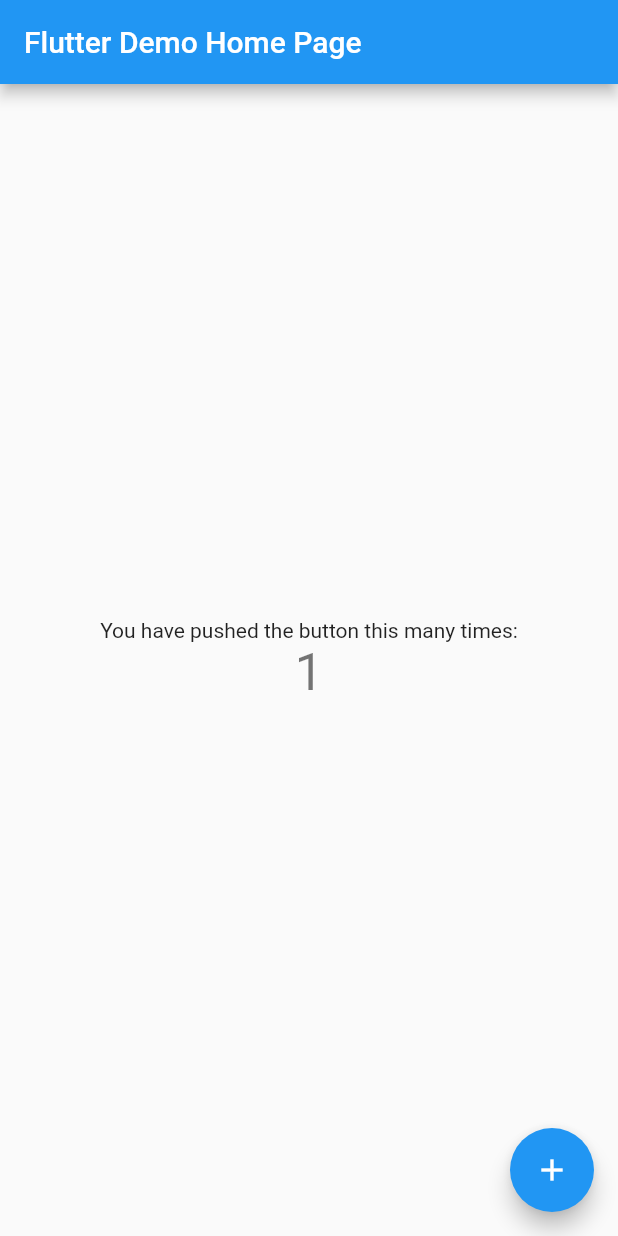
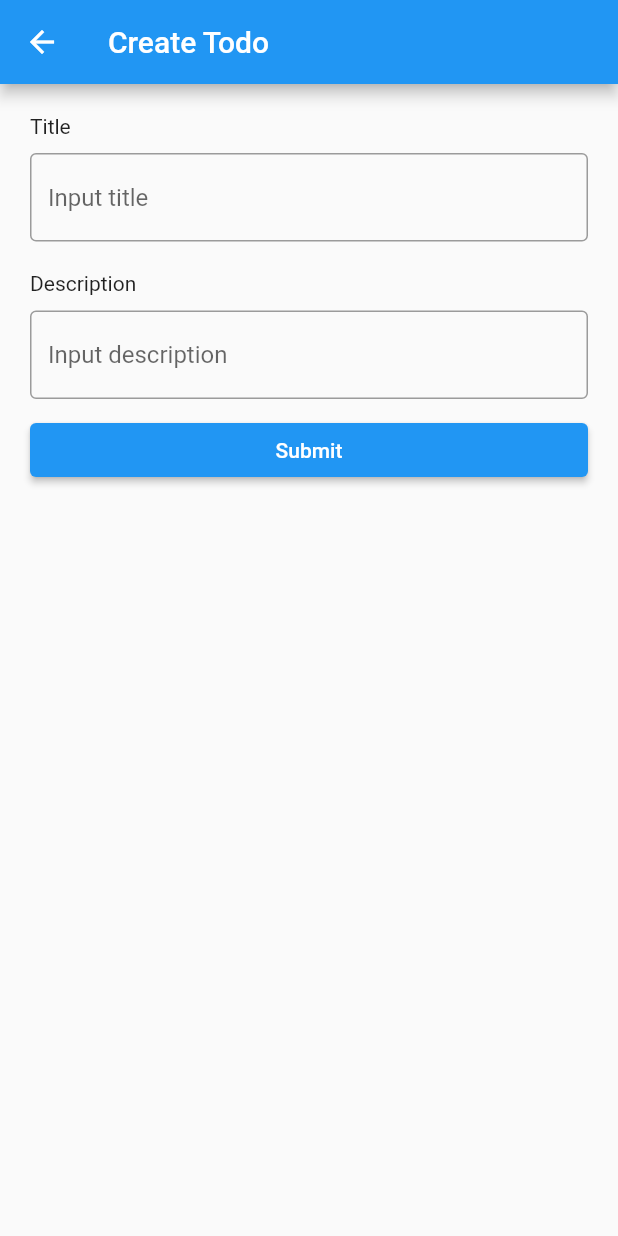
Before and after one commit to pom-pom27/flutter-offline-first, a Flutter app: the screen it shows after launch, after a tap on the "add" icon, on a phone screen of 412 x 824 dp. Run offline on Flutter 3.47's test engine with Material 2 defaults, Android fonts, the phone set to English and light mode, and no system bars; our stand-ins replace bloc, equatable.

Commit message:
add screens

```diff
--- a/lib/data/models/todos_wrapper.dart
+++ b/lib/data/models/todos_wrapper.dart
@@ -2,11 +2,14 @@ import 'package:equatable/equatable.dart';
 
 import 'package:flutter_offline/data/models/todos.dart';
 
-enum TodoStatus { success, pending, failed }
+class TodoStatus {
+  static const success = 'Success';
+  static const pending = 'Pending';
+}
 
 class TodoWrapper extends Equatable {
   final Todos todos;
-  final TodoStatus todoStatus;
+  final String todoStatus;
   TodoWrapper({
     required this.todos,
     required this.todoStatus,
@@ -17,7 +20,7 @@ class TodoWrapper extends Equatable {
 
   TodoWrapper copyWith({
     Todos? todos,
-    TodoStatus? todoStatus,
+    String? todoStatus,
   }) {
     return TodoWrapper(
       todos: todos ?? this.todos,
@@ -32,5 +35,6 @@ final dummyTodos =
 final dummyTodoList = [
   TodoWrapper(todos: dummyTodos, todoStatus: TodoStatus.success),
   TodoWrapper(todos: dummyTodos, todoStatus: TodoStatus.pending),
-  TodoWrapper(todos: dummyTodos, todoStatus: TodoStatus.failed),
+  TodoWrapper(todos: dummyTodos, todoStatus: TodoStatus.pending),
+  TodoWrapper(todos: dummyTodos, todoStatus: TodoStatus.pending),
 ];
--- a/lib/main.dart
+++ b/lib/main.dart
@@ -1,4 +1,5 @@
 import 'package:flutter/material.dart';
+import 'package:flutter_offline/ui/screens/home_screen.dart';
 
 void main() {
   runApp(MyApp());
@@ -12,54 +13,7 @@ class MyApp extends StatelessWidget {
       theme: ThemeData(
         primarySwatch: Colors.blue,
       ),
-      home: MyHomePage(title: 'Flutter Demo Home Page'),
+      home: Home(),
     );
   }
 }
-
-class MyHomePage extends StatefulWidget {
-  MyHomePage({Key? key, required this.title}) : super(key: key);
-
-  final String title;
-
-  @override
-  _MyHomePageState createState() => _MyHomePageState();
-}
-
-class _MyHomePageState extends State<MyHomePage> {
-  int _counter = 0;
-
-  void _incrementCounter() {
-    setState(() {
-      _counter++;
-    });
-  }
-
-  @override
-  Widget build(BuildContext context) {
-    return Scaffold(
-      appBar: AppBar(
-        title: Text(widget.title),
-      ),
-      body: Center(
-        child: Column(
-          mainAxisAlignment: MainAxisAlignment.center,
-          children: <Widget>[
-            Text(
-              'You have pushed the button this many times:',
-            ),
-            Text(
-              '$_counter',
-              style: Theme.of(context).textTheme.headline4,
-            ),
-          ],
-        ),
-      ),
-      floatingActionButton: FloatingActionButton(
-        onPressed: _incrementCounter,
-        tooltip: 'Increment',
-        child: Icon(Icons.add),
-      ),
-    );
-  }
-}
--- /dev/null
+++ b/lib/ui/screens/create_screen.dart
@@ -0,0 +1,51 @@
+import 'package:flutter/material.dart';
+
+class CreateScreen extends StatelessWidget {
+  CreateScreen({Key? key}) : super(key: key);
+  final _formKey = GlobalKey<FormState>();
+
+  @override
+  Widget build(BuildContext context) {
+    return Scaffold(
+      appBar: AppBar(
+        title: Text('Create Todo'),
+      ),
+      body: Form(
+        key: _formKey,
+        child: ListView(
+          padding: EdgeInsets.all(20),
+          children: [
+            Text('Title'),
+            SizedBox(
+              height: 10,
+            ),
+            TextFormField(
+              decoration: InputDecoration(
+                  hintText: 'Input title', border: OutlineInputBorder()),
+            ),
+            SizedBox(
+              height: 20,
+            ),
+            Text('Description'),
+            SizedBox(
+              height: 10,
+            ),
+            TextFormField(
+              decoration: InputDecoration(
+                  hintText: 'Input description', border: OutlineInputBorder()),
+            ),
+            SizedBox(
+              height: 10,
+            ),
+            ElevatedButton(
+              onPressed: () {
+                Navigator.pop(context);
+              },
+              child: Text('Submit'),
+            ),
+          ],
+        ),
+      ),
+    );
+  }
+}
--- /dev/null
+++ b/lib/ui/screens/home_screen.dart
@@ -0,0 +1,45 @@
+import 'package:flutter/material.dart';
+import 'package:flutter_offline/data/models/todos_wrapper.dart';
+import 'package:flutter_offline/ui/screens/create_screen.dart';
+
+class Home extends StatelessWidget {
+  const Home({Key? key}) : super(key: key);
+
+  @override
+  Widget build(BuildContext context) {
+    return Scaffold(
+      appBar: AppBar(
+        title: Text('Todo List'),
+        actions: [
+          IconButton(
+            onPressed: () {},
+            icon: Icon(Icons.sync),
+          )
+        ],
+      ),
+      body: ListView.separated(
+          itemBuilder: (ctx, idx) {
+            final todos = dummyTodoList[idx].todos;
+            return ListTile(
+              title: Text(todos.title),
+              subtitle: Text(todos.description),
+              trailing: Text(dummyTodoList[idx].todoStatus),
+            );
+          },
+          separatorBuilder: (ctx, idx) => SizedBox(
+                height: 10,
+              ),
+          itemCount: dummyTodoList.length),
+      floatingActionButton: FloatingActionButton(
+        onPressed: () => toCreateScreen(context),
+        tooltip: 'Create todo',
+        child: Icon(Icons.add),
+      ),
+    );
+    ;
+  }
+
+  void toCreateScreen(BuildContext ctx) {
+    Navigator.push(ctx, MaterialPageRoute(builder: (ctx) => CreateScreen()));
+  }
+}
--- a/pubspec.yaml
+++ b/pubspec.yaml
@@ -27,13 +27,15 @@ dependencies:
   equatable: ^2.0.3
   flutter_bloc: ^7.0.1
   http: ^0.13.3
+  moor_flutter: ^4.0.0
 
 dev_dependencies:
   flutter_test:
     sdk: flutter
 
   bloc_test: ^8.0.0
-  build_runner: null
+  build_runner:
+  moor_generator: ^4.3.1
 
 # For information on the generic Dart part of this file, see the
 # following page: https://dart.dev/tools/pub/pubspec
```
Also changed, not shown: lib/data/data_provider/database.dart (added), lib/data/data_provider/remote.dart (added), lib/data/repositories/todo_repository.dart (added), pubspec.lock.
